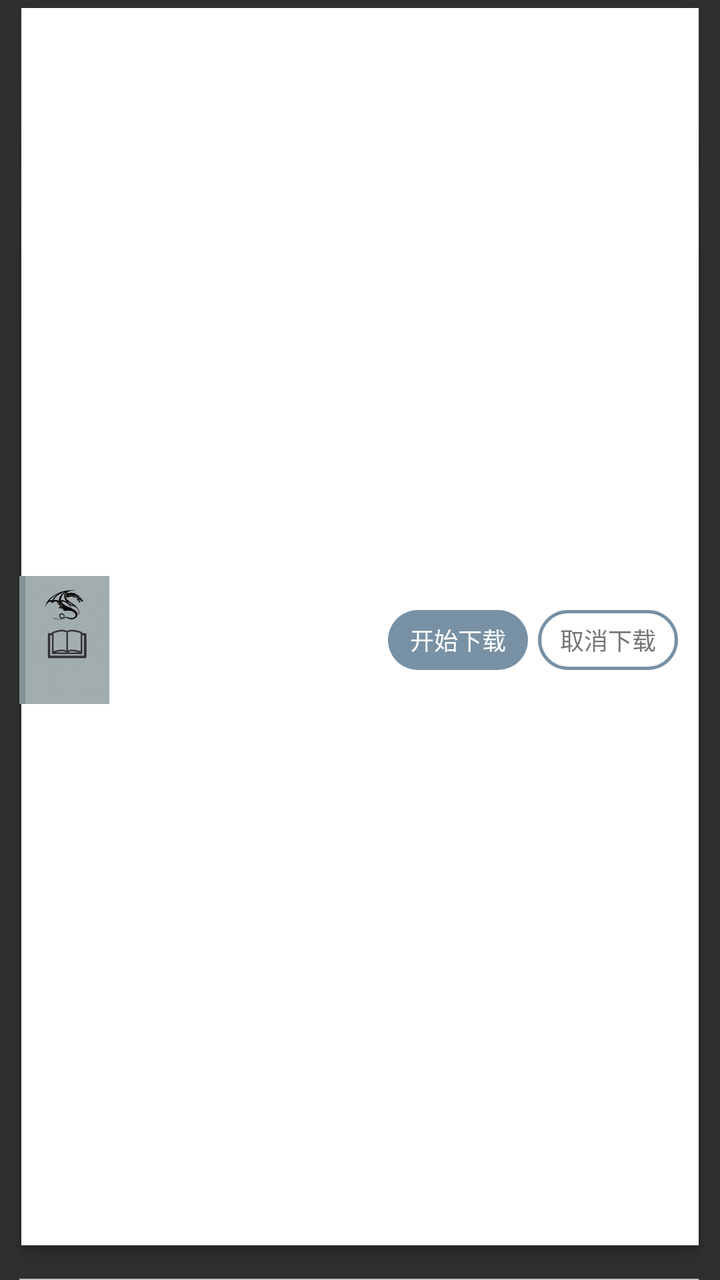
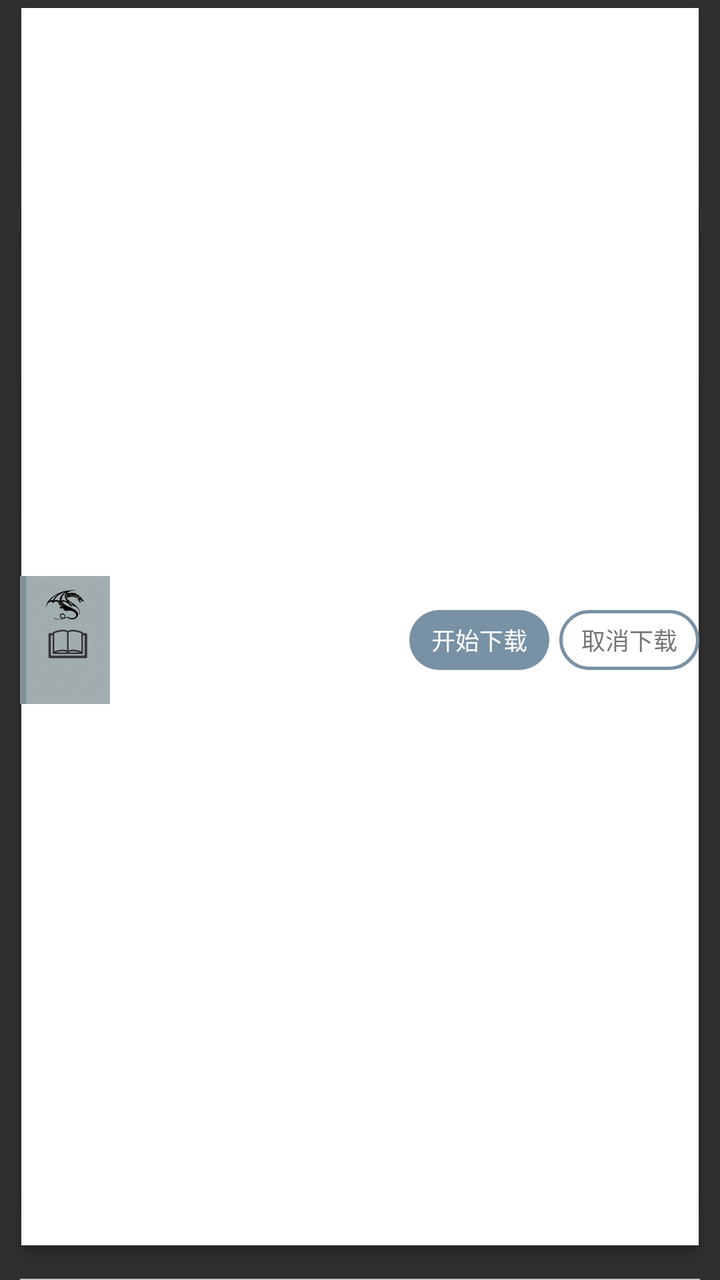

Screens rendered from an Android XML layout before and after an edit, with the pre-edit source and the edit as a unified diff.
<!-- AndroidManifest.xml: application theme Theme.Design.NoActionBar -->
<!-- res/layout/view_pop_downloadlist.xml -->
<?xml version="1.0" encoding="utf-8"?>
<FrameLayout xmlns:android="http://schemas.android.com/apk/res/android"
    xmlns:app="http://schemas.android.com/apk/res-auto"
    android:layout_width="match_parent"
    android:layout_height="100dp"
    android:background="@drawable/bg_search"
    android:paddingLeft="9.5dp"
    android:paddingRight="10.5dp">

    <LinearLayout
        android:layout_width="match_parent"
        android:layout_height="match_parent"
        android:layout_gravity="center_vertical"
        android:orientation="horizontal"
        android:paddingRight="10dp">

        <LinearLayout
            android:id="@+id/ll_download"
            android:layout_width="0dp"
            android:layout_height="match_parent"
            android:layout_gravity="center_vertical"
            android:layout_weight="999"
            android:orientation="horizontal">

            <ImageView
                android:id="@+id/iv_cover"
                android:layout_width="45dp"
                android:layout_height="match_parent"
                android:src="@drawable/img_cover_default" />

            <LinearLayout
                android:layout_width="match_parent"
                android:layout_height="match_parent"
                android:orientation="vertical"
                android:paddingLeft="10dp"
                android:paddingRight="10dp">

                <View
                    android:layout_width="0dp"
                    android:layout_height="7dp" />

                <TextView
                    android:id="@+id/tv_name"
                    android:layout_width="wrap_content"
                    android:layout_height="wrap_content"
                    android:ellipsize="end"
                    android:singleLine="true"
                    android:textColor="@color/tv_btn_black"
                    android:textSize="13sp" />

                <View
                    android:layout_width="0dp"
                    android:layout_height="0dp"
                    android:layout_weight="2" />

                <TextView
                    android:id="@+id/tv_chapter_name"
                    android:layout_width="wrap_content"
                    android:layout_height="wrap_content"
                    android:ellipsize="end"
                    android:maxLines="2"
                    android:textColor="@color/tv_btn_normal_black"
                    android:textSize="11sp" />

                <View
                    android:layout_width="0dp"
                    android:layout_height="0dp"
                    android:layout_weight="3" />
            </LinearLayout>
        </LinearLayout>

        <View
            android:layout_width="0dp"
            android:layout_height="0dp"
            android:layout_weight="1" />

        <TextView
            android:id="@+id/tv_download"
            android:layout_width="70dp"
            android:layout_height="30dp"
            android:layout_gravity="center_vertical"
            android:background="@drawable/selector_bg_download"
            android:clickable="true"
            android:gravity="center"
            android:text="开始下载"
            android:textColor="#ffffff"
            android:textSize="12sp" />

        <View
            android:layout_width="5dp"
            android:layout_height="0dp" />

        <TextView
            android:id="@+id/tv_cancel"
            android:layout_width="70dp"
            android:layout_height="30dp"
            android:layout_gravity="center_vertical"
            android:background="@drawable/selector_bg_download_cancel"
            android:clickable="true"
            android:gravity="center"
            android:text="取消下载"
            android:textColor="#767676"
            android:textSize="12sp" />

        <View
            android:layout_width="0dp"
            android:layout_height="0dp"
            android:layout_weight="1" />
    </LinearLayout>

    <TextView
        android:id="@+id/tv_none"
        android:layout_width="match_parent"
        android:layout_height="match_parent"
        android:background="#ffffff"
        android:clickable="true"
        android:gravity="center"
        android:text="暂无任务"
        android:textColor="@color/tv_btn_black"
        android:textSize="14sp"
        android:visibility="invisible" />

    <View
        android:layout_width="match_parent"
        android:layout_height="0.7dp"
        android:layout_gravity="bottom"
        android:background="#c1c1c1" />
</FrameLayout>
<!-- resources referenced by this layout -->
<resources>
  <color name="tv_btn_black">#343434</color>
  <color name="tv_btn_normal_black">#737373</color>
  <!-- drawable bg_search: png bitmap (drawable-xxhdpi, 4619 bytes) -->
  <!-- drawable img_cover_default: png bitmap (drawable-xxhdpi, 26942 bytes) -->
  <!-- drawable selector_bg_download (drawable) -->
  <?xml version="1.0" encoding="utf-8"?>
  <selector xmlns:android="http://schemas.android.com/apk/res/android">
      <item android:state_pressed="false" android:drawable="@drawable/shape_bg_download_nor"/>
      <item android:state_pressed="true" android:drawable="@drawable/shape_bg_download_pre"/>
  </selector>
  <!-- drawable selector_bg_download_cancel (drawable) -->
  <?xml version="1.0" encoding="utf-8"?>
  <selector xmlns:android="http://schemas.android.com/apk/res/android">
      <item android:state_pressed="false" android:drawable="@drawable/shape_bg_download_cancel_nor"/>
      <item android:state_pressed="true" android:drawable="@drawable/shape_bg_download_cancel_pre"/>
  </selector>
  <!-- drawable shape_bg_download_nor (drawable) -->
  <?xml version="1.0" encoding="utf-8"?>
  <shape xmlns:android="http://schemas.android.com/apk/res/android"
      android:shape="rectangle">
      <corners android:radius="25dp"/>
      <solid android:color="@color/tv_text_addshelf_pre"/>
  </shape>
  <!-- drawable shape_bg_download_pre (drawable) -->
  <?xml version="1.0" encoding="utf-8"?>
  <shape xmlns:android="http://schemas.android.com/apk/res/android"
      android:shape="rectangle">
      <corners android:radius="25dp"/>
      <solid android:color="@color/tv_text_addshelf_deep_pre"/>
  </shape>
  <!-- drawable shape_bg_download_cancel_nor (drawable) -->
  <?xml version="1.0" encoding="utf-8"?>
  <shape xmlns:android="http://schemas.android.com/apk/res/android"
      android:shape="rectangle">
      <corners android:radius="25dp"/>
      <stroke android:color="@color/tv_text_addshelf_pre"
          android:width="1.5dp"/>
  </shape>
  <!-- drawable shape_bg_download_cancel_pre (drawable) -->
  <?xml version="1.0" encoding="utf-8"?>
  <shape xmlns:android="http://schemas.android.com/apk/res/android"
      android:shape="rectangle">
      <corners android:radius="25dp"/>
      <stroke android:color="@color/tv_text_addshelf_deep_pre"
          android:width="1.5dp"/>
  </shape>
  <color name="tv_text_addshelf_pre">#7891A5</color>
  <color name="tv_text_addshelf_deep_pre">#587A8A</color>
</resources>

<!-- the commit's change to res/layout/view_pop_downloadlist.xml (unified diff, before → after) -->
@@ -2,17 +2,16 @@
 <FrameLayout xmlns:android="http://schemas.android.com/apk/res/android"
     xmlns:app="http://schemas.android.com/apk/res-auto"
     android:layout_width="match_parent"
-    android:layout_height="100dp"
+    android:layout_height="150dp"
     android:background="@drawable/bg_search"
-    android:paddingLeft="9.5dp"
-    android:paddingRight="10.5dp">
+    android:paddingLeft="10dp"
+    android:paddingRight="10dp">
 
     <LinearLayout
         android:layout_width="match_parent"
         android:layout_height="match_parent"
         android:layout_gravity="center_vertical"
-        android:orientation="horizontal"
-        android:paddingRight="10dp">
+        android:orientation="horizontal">
 
         <LinearLayout
             android:id="@+id/ll_download"
